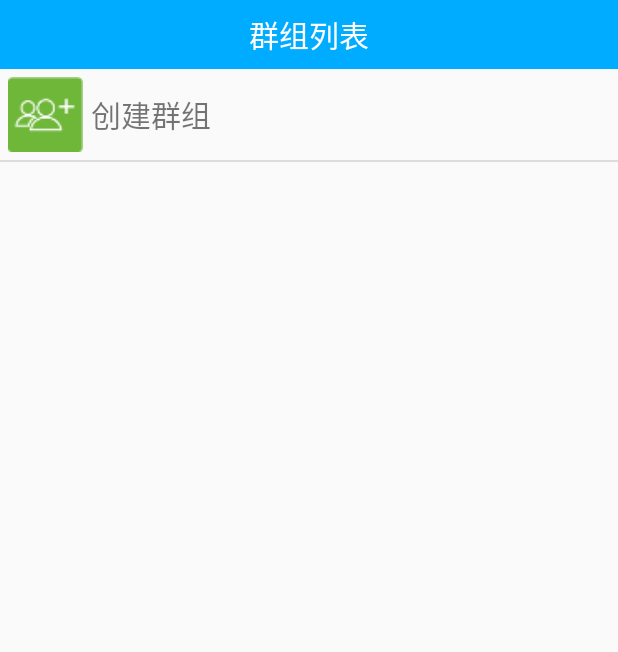
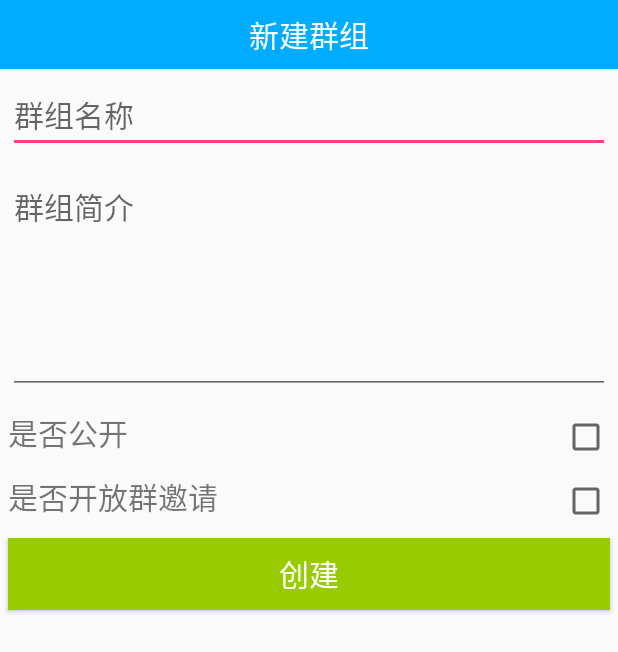
Before and after one commit to xiaoloongge/Im1020, an Android app: the GroupListActivity screen opened directly, with no data from a screen before it, after a tap on "创建群组", on a phone screen of 412 x 824 dp. Shown: the top 652 px of the screen. Run offline under Robolectric (Android 15) with nearby library versions, the phone set to English and light mode, and no system bars; our stand-ins replace ButterKnife; 2 statements that could not run were skipped.

Commit message:
创建群页面

```diff
--- a/app/src/main/AndroidManifest.xml
+++ b/app/src/main/AndroidManifest.xml
@@ -65,7 +65,9 @@
         <activity android:name=".controller.activity.InviteActivity" />
         <activity android:name=".controller.fragment.InviteMessageActivity" />
         <activity android:name=".controller.fragment.ChatActivity" />
-        <activity android:name=".controller.fragment.GroupListActivity"></activity>
+        <activity android:name=".controller.fragment.GroupListActivity" />
+        <activity android:name=".controller.fragment.CreateGroupActivity" />
+        <activity android:name=".controller.fragment.PickContactActivity"></activity>
     </application>
 
 </manifest>
--- /dev/null
+++ b/app/src/main/java/com/im1020/controller/fragment/CreateGroupActivity.java
@@ -0,0 +1,66 @@
+package com.im1020.controller.fragment;
+
+import android.content.Intent;
+import android.os.Bundle;
+import android.support.v7.app.AppCompatActivity;
+import android.text.TextUtils;
+import android.widget.Button;
+import android.widget.CheckBox;
+import android.widget.EditText;
+
+import com.im1020.R;
+import com.im1020.utils.ShowToast;
+
+import butterknife.Bind;
+import butterknife.ButterKnife;
+import butterknife.OnClick;
+
+public class CreateGroupActivity extends AppCompatActivity {
+
+    @Bind(R.id.et_newgroup_name)
+    EditText etNewgroupName;
+    @Bind(R.id.et_newgroup_desc)
+    EditText etNewgroupDesc;
+    @Bind(R.id.cb_newgroup_public)
+    CheckBox cbNewgroupPublic;
+    @Bind(R.id.cb_newgroup_invite)
+    CheckBox cbNewgroupInvite;
+    @Bind(R.id.bt_newgroup_create)
+    Button btNewgroupCreate;
+
+    @Override
+    protected void onCreate(Bundle savedInstanceState) {
+        super.onCreate(savedInstanceState);
+        setContentView(R.layout.activity_create_group);
+        ButterKnife.bind(this);
+
+
+    }
+
+    @OnClick(R.id.bt_newgroup_create)
+    public void onClick() {
+
+        if (validate()){
+
+            //跳转
+            Intent intent = new Intent(CreateGroupActivity.this,PickContactActivity.class);
+            startActivity(intent);
+        }
+    }
+
+    private boolean validate() {
+
+        String desc = etNewgroupDesc.getText().toString().trim();
+        String groupname = etNewgroupName.getText().toString().trim();
+
+        if (TextUtils.isEmpty(groupname)){
+            ShowToast.show(this,"群名称不能为空");
+            return false;
+        }
+        if (TextUtils.isEmpty(desc)){
+            ShowToast.show(this,"群简介不能为空");
+            return false;
+        }
+        return true;
+    }
+}
--- a/app/src/main/java/com/im1020/controller/fragment/GroupListActivity.java
+++ b/app/src/main/java/com/im1020/controller/fragment/GroupListActivity.java
@@ -102,9 +102,11 @@ public class GroupListActivity extends AppCompatActivity {
         groupListHead.setOnClickListener(new View.OnClickListener() {
             @Override
             public void onClick(View v) {
-                ShowToast.show(GroupListActivity.this,"阿福老师附体了");
+               Intent intent  = new Intent(GroupListActivity.this,CreateGroupActivity.class);
+                startActivity(intent);
             }
         });
+
         //item点击事件监听
 
         lvGrouplist.setOnItemClickListener(new AdapterView.OnItemClickListener() {
--- /dev/null
+++ b/app/src/main/java/com/im1020/controller/fragment/PickContactActivity.java
@@ -0,0 +1,15 @@
+package com.im1020.controller.fragment;
+
+import android.support.v7.app.AppCompatActivity;
+import android.os.Bundle;
+
+import com.im1020.R;
+
+public class PickContactActivity extends AppCompatActivity {
+
+    @Override
+    protected void onCreate(Bundle savedInstanceState) {
+        super.onCreate(savedInstanceState);
+        setContentView(R.layout.activity_pick_contact);
+    }
+}
--- /dev/null
+++ b/app/src/main/res/layout/activity_create_group.xml
@@ -0,0 +1,78 @@
+<?xml version="1.0" encoding="utf-8"?>
+<LinearLayout xmlns:android="http://schemas.android.com/apk/res/android"
+    xmlns:app="http://schemas.android.com/apk/res-auto"
+    xmlns:tools="http://schemas.android.com/tools"
+    android:layout_width="match_parent"
+    android:layout_height="match_parent"
+    android:orientation="vertical">
+
+    <com.hyphenate.easeui.widget.EaseTitleBar
+        android:layout_width="match_parent"
+        android:layout_height="wrap_content"
+        app:titleBarTitle="新建群组">
+
+    </com.hyphenate.easeui.widget.EaseTitleBar>
+
+    <EditText
+        android:id="@+id/et_newgroup_name"
+        android:layout_width="match_parent"
+        android:layout_height="wrap_content"
+        android:layout_margin="5dp"
+        android:hint="群组名称"
+        android:textSize="20sp" />
+
+    <EditText
+        android:id="@+id/et_newgroup_desc"
+        android:layout_width="match_parent"
+        android:layout_height="150dp"
+        android:layout_margin="5dp"
+        android:gravity="start"
+        android:hint="群组简介"
+        android:textSize="20sp" />
+
+    <LinearLayout
+        android:layout_width="match_parent"
+        android:layout_height="wrap_content"
+        android:layout_margin="5dp">
+
+        <TextView
+            android:layout_width="0dp"
+            android:layout_height="wrap_content"
+            android:layout_weight="1"
+            android:text="是否公开"
+            android:textSize="20sp" />
+
+        <CheckBox
+            android:id="@+id/cb_newgroup_public"
+            android:layout_width="wrap_content"
+            android:layout_height="wrap_content" />
+    </LinearLayout>
+
+    <LinearLayout
+        android:layout_width="match_parent"
+        android:layout_height="wrap_content"
+        android:layout_margin="5dp">
+
+        <TextView
+            android:layout_width="0dp"
+            android:layout_height="wrap_content"
+            android:layout_weight="1"
+            android:text="是否开放群邀请"
+            android:textSize="20sp" />
+
+        <CheckBox
+            android:id="@+id/cb_newgroup_invite"
+            android:layout_width="wrap_content"
+            android:layout_height="wrap_content" />
+    </LinearLayout>
+
+    <Button
+        android:id="@+id/bt_newgroup_create"
+        android:layout_width="match_parent"
+        android:layout_height="wrap_content"
+        android:layout_margin="5dp"
+        android:background="@android:color/holo_green_light"
+        android:text="创建"
+        android:textColor="@android:color/white"
+        android:textSize="20sp" />
+</LinearLayout>
--- /dev/null
+++ b/app/src/main/res/layout/activity_pick_contact.xml
@@ -0,0 +1,13 @@
+<?xml version="1.0" encoding="utf-8"?>
+<RelativeLayout xmlns:android="http://schemas.android.com/apk/res/android"
+    xmlns:tools="http://schemas.android.com/tools"
+    android:id="@+id/activity_pick_contact"
+    android:layout_width="match_parent"
+    android:layout_height="match_parent"
+    android:paddingBottom="@dimen/activity_vertical_margin"
+    android:paddingLeft="@dimen/activity_horizontal_margin"
+    android:paddingRight="@dimen/activity_horizontal_margin"
+    android:paddingTop="@dimen/activity_vertical_margin"
+    tools:context="com.im1020.controller.fragment.PickContactActivity">
+
+</RelativeLayout>
```
